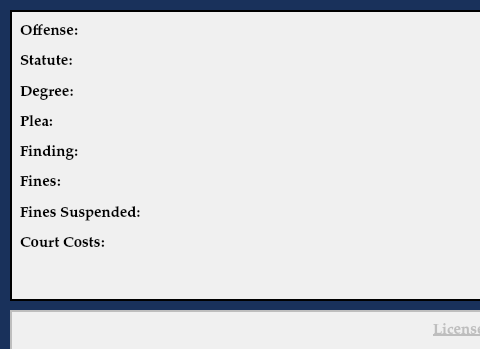
Qt form resources/ui/AddConditionsDialog.ui (HunterProgram22/MuniEntry) before a commit; both pictures show x 0 to 480 and y 0 to 349 of the 1000 by 842 pixel window.
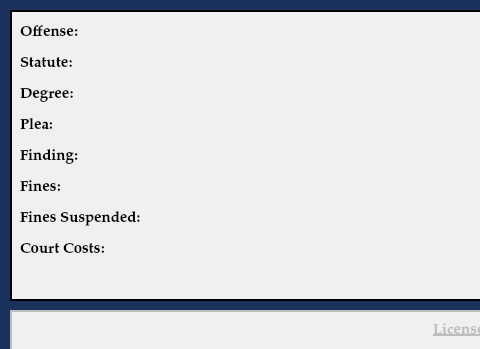
The same form after that commit.

What changed in the file:
```diff
--- a/resources/ui/AddConditionsDialog.ui
+++ b/resources/ui/AddConditionsDialog.ui
@@ -181,7 +181,7 @@
       <x>10</x>
       <y>10</y>
       <width>961</width>
-      <height>266</height>
+      <height>273</height>
      </rect>
     </property>
     <layout class="QGridLayout" name="charges_gridLayout">
```
Left out of the diff: 14 changed lines with no effect on the pictures.
